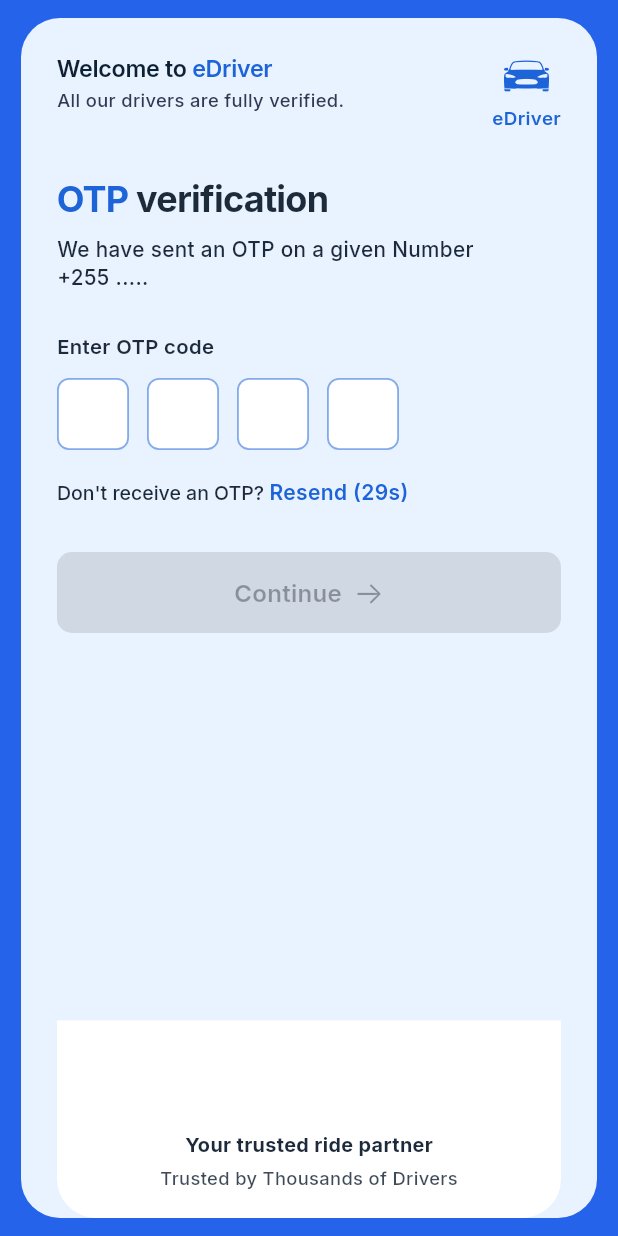
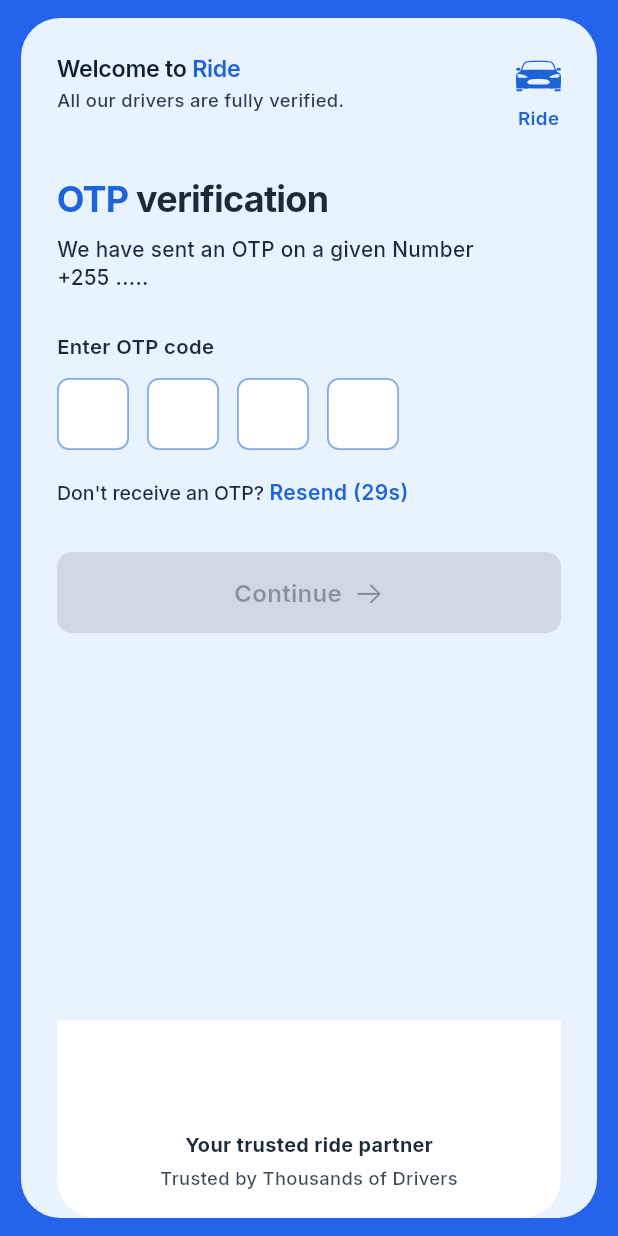
Before and after one commit to Ditronics-Tz/ride_driver, a Flutter app: the OtpScreen screen opened directly, on a phone screen of 412 x 824 dp. Run offline on Flutter 3.47's test engine with Material 3 defaults, Android fonts, the phone set to English and light mode, and no system bars; our stand-ins replace flutter_riverpod, form_validator, getwidget, google_fonts.

Commit message:
Add OTP screen navigation in onboarding; update branding from 'eDriver' to 'Ride'

```diff
--- a/lib/Screens/AuthScreens/otp.dart
+++ b/lib/Screens/AuthScreens/otp.dart
@@ -382,7 +382,7 @@ class _TopBrandHeader extends StatelessWidget {
                   children: [
                     const TextSpan(text: 'Welcome to '),
                     TextSpan(
-                      text: 'eDriver',
+                      text: 'Ride',
                       style: welcomeStyle.copyWith(color: const Color(0xFF1D64D9)),
                     ),
                   ],
@@ -405,7 +405,7 @@ class _TopBrandHeader extends StatelessWidget {
             ),
             const SizedBox(height: 4),
             Text(
-              'eDriver',
+              'Ride',
               style: GoogleFonts.inter(
                 fontSize: 12.5,
                 fontWeight: FontWeight.w600,
```
Also changed, not shown: lib/Screens/AuthScreens/onboarding.dart (+36 -27 lines).
